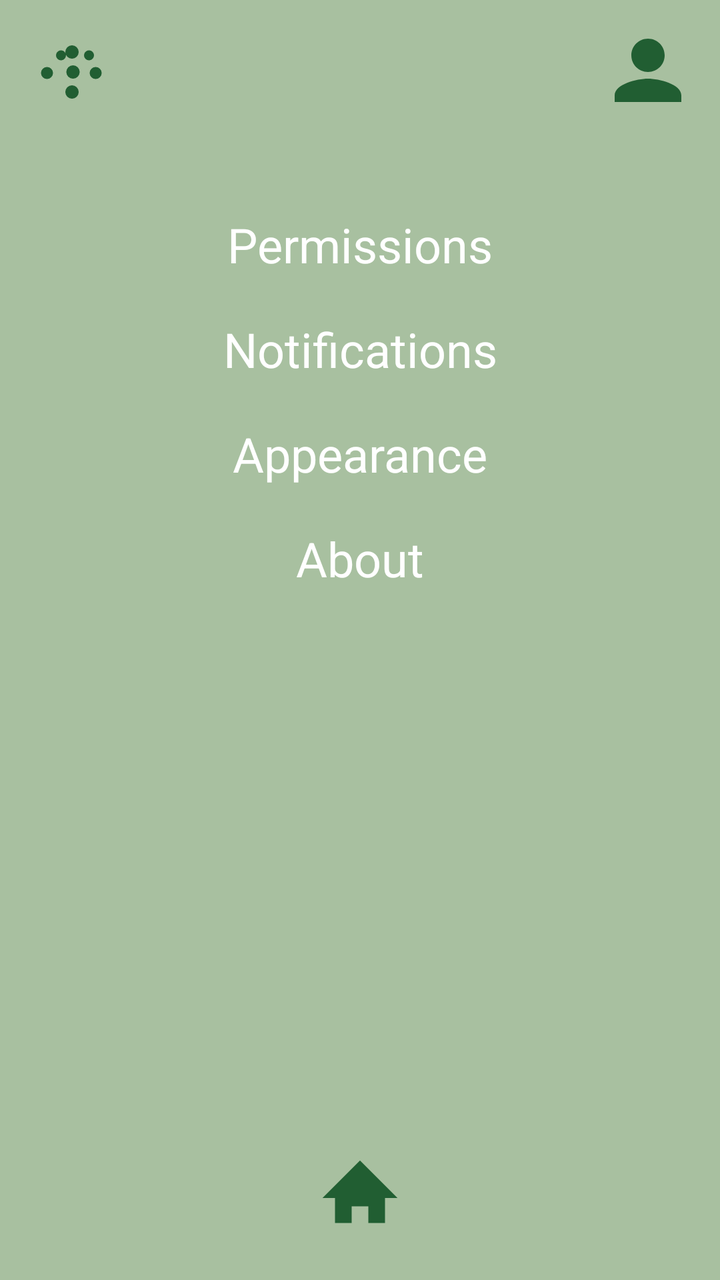
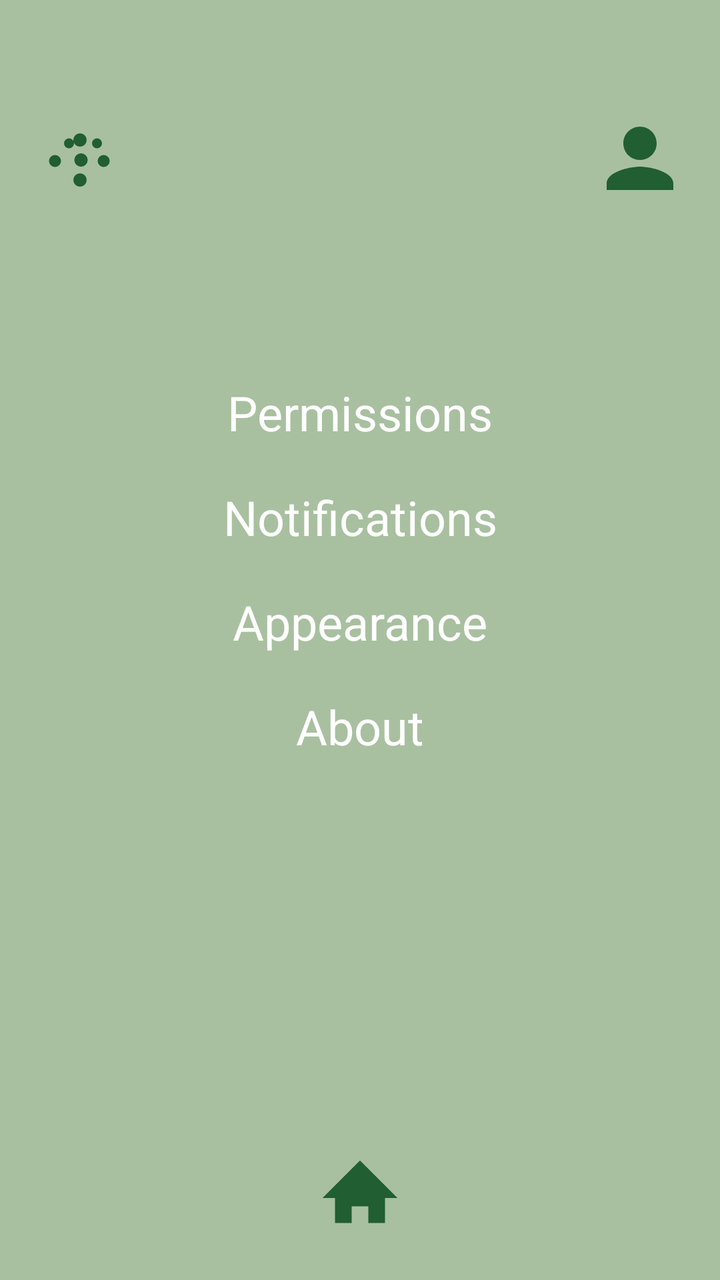

Two renders of the same Android screen: before a commit and after it. Below are the layout's source before the change and the commit's diff.
<!-- AndroidManifest.xml: application theme Theme.plantpal -->
<!-- res/layout/activity_main4.xml -->
<?xml version="1.0" encoding="utf-8"?>
<androidx.constraintlayout.widget.ConstraintLayout
    xmlns:android="http://schemas.android.com/apk/res/android"
    xmlns:app="http://schemas.android.com/apk/res-auto"
    android:layout_width="match_parent"
    android:layout_height="match_parent"
    android:background="@color/light_green">

    
    <ImageView
        android:id="@+id/topLeftIcon"
        android:layout_width="40dp"
        android:layout_height="40dp"
        android:src="@drawable/ic_cluster"
        android:contentDescription="Cluster Icon"
        app:layout_constraintTop_toTopOf="parent"
        app:layout_constraintStart_toStartOf="parent"
        android:layout_margin="16dp"/>

    
    <ImageView
        android:id="@+id/topRightIcon"
        android:layout_width="40dp"
        android:layout_height="40dp"
        android:src="@drawable/ic_profile"
        android:contentDescription="Profile Icon"
        app:layout_constraintTop_toTopOf="parent"
        app:layout_constraintEnd_toEndOf="parent"
        android:layout_margin="16dp"/>

    
    <TextView
        android:id="@+id/permissions"
        android:layout_width="wrap_content"
        android:layout_height="wrap_content"
        android:text="Permissions"
        android:textSize="24sp"
        android:textColor="@android:color/white"
        app:layout_constraintTop_toBottomOf="@id/topLeftIcon"
        app:layout_constraintStart_toStartOf="parent"
        app:layout_constraintEnd_toEndOf="parent"
        android:layout_marginTop="50dp"/>

    
    <TextView
        android:id="@+id/notifications"
        android:layout_width="wrap_content"
        android:layout_height="wrap_content"
        android:text="Notifications"
        android:textSize="24sp"
        android:textColor="@android:color/white"
        app:layout_constraintTop_toBottomOf="@id/permissions"
        app:layout_constraintStart_toStartOf="parent"
        app:layout_constraintEnd_toEndOf="parent"
        android:layout_marginTop="20dp"/>

    
    <TextView
        android:id="@+id/appearance"
        android:layout_width="wrap_content"
        android:layout_height="wrap_content"
        android:text="Appearance"
        android:textSize="24sp"
        android:textColor="@android:color/white"
        app:layout_constraintTop_toBottomOf="@id/notifications"
        app:layout_constraintStart_toStartOf="parent"
        app:layout_constraintEnd_toEndOf="parent"
        android:layout_marginTop="20dp"/>

    
    <TextView
        android:id="@+id/about"
        android:layout_width="wrap_content"
        android:layout_height="wrap_content"
        android:text="About"
        android:textSize="24sp"
        android:textColor="@android:color/white"
        app:layout_constraintTop_toBottomOf="@id/appearance"
        app:layout_constraintStart_toStartOf="parent"
        app:layout_constraintEnd_toEndOf="parent"
        android:layout_marginTop="20dp"/>

    
    <ImageView
        android:id="@+id/homeIcon"
        android:layout_width="50dp"
        android:layout_height="50dp"
        android:src="@drawable/ic_home"
        android:contentDescription="Home Icon"
        app:layout_constraintBottom_toBottomOf="parent"
        app:layout_constraintStart_toStartOf="parent"
        app:layout_constraintEnd_toEndOf="parent"
        android:layout_marginBottom="16dp"/>

</androidx.constraintlayout.widget.ConstraintLayout>
<!-- resources referenced by this layout -->
<resources>
  <color name="light_green">#A8C0A0</color>
  <!-- drawable ic_cluster (drawable) -->
  <?xml version="1.0" encoding="utf-8"?>
  <vector xmlns:android="http://schemas.android.com/apk/res/android"
      android:width="24dp"
      android:height="24dp"
      android:viewportWidth="24"
      android:viewportHeight="24">
      <path
          android:fillColor="#215E32"
          android:pathData="M12,4a2,2 0 1,0 0,4 2,2 0 0,0 0,-4zm4.2,1.8a1.5,1.5 0 1,0 2.1,2.1 1.5,1.5 0 0,0 -2.1,-2.1zm-8.4,0a1.5,1.5 0 1,0 2.1,2.1 1.5,1.5 0 0,0 -2.1,-2.1zm11.3,4.7a1.8,1.8 0 1,0 0,3.6 1.8,1.8 0 0,0 0,-3.6zm-14.6,0a1.8,1.8 0 1,0 0,3.6 1.8,1.8 0 0,0 0,-3.6zm5.8,1.5a2,2 0 1,0 4,0 2,2 0 0,0 -4,0zM12,16a2,2 0 1,0 0,4 2,2 0 0,0 0,-4z" />
  </vector>
  <!-- drawable ic_home (drawable) -->
  <?xml version="1.0" encoding="utf-8"?>
  <vector xmlns:android="http://schemas.android.com/apk/res/android"
      android:width="24dp"
      android:height="24dp"
      android:viewportWidth="24"
      android:viewportHeight="24">
      <path
          android:fillColor="#215E32"
          android:pathData="M12,3l9,9h-3v6h-4v-4h-4v4h-4v-6h-3l9,-9z" />
  </vector>
  <!-- drawable ic_profile (drawable) -->
  <?xml version="1.0" encoding="utf-8"?>
  <vector xmlns:android="http://schemas.android.com/apk/res/android"
      android:width="24dp"
      android:height="24dp"
      android:viewportWidth="24"
      android:viewportHeight="24">
      <path
          android:fillColor="#215E32"
          android:pathData="M12,12c2.76,0 5,-2.24 5,-5S14.76,2 12,2 7,4.24 7,7s2.24,5 5,5zm0,2c-3.33,0 -10,1.67 -10,5v2h20v-2c0,-3.33 -6.67,-5 -10,-5z" />
  </vector>
  <style name="Theme.plantpal" parent="Base.Theme.plantpal" />
  <style name="Base.Theme.plantpal" parent="Theme.Material3.DayNight.NoActionBar">
          
          
      </style>
</resources>

<!-- the commit's change to res/layout/activity_main4.xml (unified diff, before → after) -->
@@ -15,7 +15,8 @@
         android:contentDescription="Cluster Icon"
         app:layout_constraintTop_toTopOf="parent"
         app:layout_constraintStart_toStartOf="parent"
-        android:layout_margin="16dp"/>
+        android:layout_marginStart="20dp"
+        android:layout_marginTop="60dp"/>
 
     
     <ImageView
@@ -26,7 +27,8 @@
         android:contentDescription="Profile Icon"
         app:layout_constraintTop_toTopOf="parent"
         app:layout_constraintEnd_toEndOf="parent"
-        android:layout_margin="16dp"/>
+        android:layout_marginEnd="20dp"
+        android:layout_marginTop="60dp"/>
 
     
     <TextView
@@ -39,7 +41,7 @@
         app:layout_constraintTop_toBottomOf="@id/topLeftIcon"
         app:layout_constraintStart_toStartOf="parent"
         app:layout_constraintEnd_toEndOf="parent"
-        android:layout_marginTop="50dp"/>
+        android:layout_marginTop="90dp"/>
 
     
     <TextView
